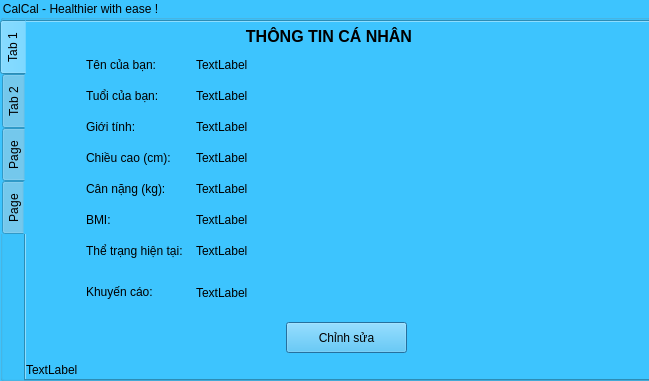
First picture: the form in forms/personalinfo.ui, repository Huy-nguyen-here/CalCal, before the edit.
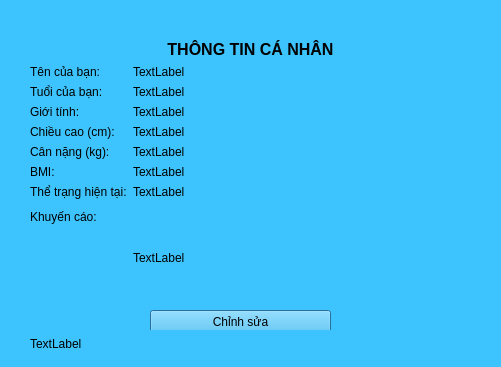
Second picture: the form after the edit.

The edit to the form file:
```diff
--- a/forms/personalinfo.ui
+++ b/forms/personalinfo.ui
@@ -6,161 +6,89 @@
    <rect>
     <x>0</x>
     <y>0</y>
-    <width>649</width>
-    <height>381</height>
+    <width>501</width>
+    <height>367</height>
    </rect>
   </property>
   <property name="windowTitle">
    <string>Dialog</string>
   </property>
-  <widget class="QGroupBox" name="groupBox">
-   <property name="geometry">
-    <rect>
-     <x>0</x>
-     <y>0</y>
-     <width>651</width>
-     <height>381</height>
-    </rect>
-   </property>
    <property name="styleSheet">
     <string notr="true">background-color: rgb(61, 196, 254);
 color: rgb(0, 0, 0);</string>
    </property>
-   <property name="title">
-    <string>CalCal - Healthier with ease !</string>
-   </property>
-   <widget class="QTabWidget" name="tabWidget">
+  <widget class="QWidget" name="formLayoutWidget">
     <property name="geometry">
      <rect>
-      <x>0</x>
-      <y>20</y>
-      <width>651</width>
-      <height>361</height>
-     </rect>
-    </property>
-    <property name="whatsThis">
-     <string>&lt;html&gt;&lt;head/&gt;&lt;body&gt;&lt;p&gt;&lt;br/&gt;&lt;/p&gt;&lt;/body&gt;&lt;/html&gt;</string>
-    </property>
-    <property name="tabPosition">
-     <enum>QTabWidget::West</enum>
-    </property>
-    <property name="currentIndex">
-     <number>0</number>
-    </property>
-    <widget class="QWidget" name="ersonal">
-     <attribute name="title">
-      <string>Tab 1</string>
-     </attribute>
-     <widget class="QPushButton" name="editButton">
-      <property name="geometry">
-       <rect>
-        <x>260</x>
-        <y>300</y>
-        <width>121</width>
-        <height>31</height>
-       </rect>
-      </property>
-      <property name="text">
-       <string>Chỉnh sửa</string>
-      </property>
-     </widget>
+     <x>30</x>
+     <y>40</y>
+     <width>441</width>
+     <height>271</height>
+    </rect>
+   </property>
+   <layout class="QFormLayout" name="formLayout">
+    <item row="0" column="0" colspan="2">
      <widget class="QLabel" name="label">
-      <property name="geometry">
-       <rect>
-        <x>180</x>
-        <y>0</y>
-        <width>246</width>
-        <height>30</height>
-       </rect>
-      </property>
       <property name="text">
        <string>&lt;html&gt;&lt;head/&gt;&lt;body&gt;&lt;p align=&quot;center&quot;&gt;&lt;span style=&quot; font-size:12pt; font-weight:700;&quot;&gt;THÔNG TIN CÁ NHÂN&lt;/span&gt;&lt;/p&gt;&lt;/body&gt;&lt;/html&gt;</string>
       </property>
      </widget>
-     <widget class="QWidget" name="verticalLayoutWidget">
-      <property name="geometry">
-       <rect>
-        <x>60</x>
-        <y>30</y>
-        <width>111</width>
-        <height>211</height>
-       </rect>
-      </property>
-      <layout class="QVBoxLayout" name="verticalLayout">
+    </item>
+    <item row="1" column="0">
+     <layout class="QVBoxLayout" name="verticalLayout_6">
        <item>
-        <widget class="QLabel" name="label_2">
+       <widget class="QLabel" name="label_8">
          <property name="text">
           <string>Tên của bạn:</string>
          </property>
         </widget>
        </item>
        <item>
-        <widget class="QLabel" name="label_3">
+       <widget class="QLabel" name="label_17">
          <property name="text">
           <string>Tuổi của bạn:</string>
          </property>
         </widget>
        </item>
        <item>
-        <widget class="QLabel" name="label_9">
+       <widget class="QLabel" name="label_18">
          <property name="text">
           <string>Giới tính:</string>
          </property>
         </widget>
        </item>
-       <item>
-        <widget class="QLabel" name="label_4">
+      <item alignment="Qt::AlignLeft">
+       <widget class="QLabel" name="label_19">
          <property name="text">
           <string>Chiều cao (cm):</string>
          </property>
         </widget>
        </item>
        <item>
-        <widget class="QLabel" name="label_5">
+       <widget class="QLabel" name="label_20">
          <property name="text">
           <string>Cân nặng (kg):</string>
          </property>
         </widget>
        </item>
        <item>
-        <widget class="QLabel" name="label_6">
+       <widget class="QLabel" name="label_21">
          <property name="text">
           <string>BMI:</string>
          </property>
         </widget>
        </item>
        <item>
-        <widget class="QLabel" name="label_7">
+       <widget class="QLabel" name="label_22">
          <property name="text">
           <string>Thể trạng hiện tại:</string>
          </property>
         </widget>
        </item>
       </layout>
-     </widget>
-     <widget class="QLabel" name="label_8">
-      <property name="geometry">
-       <rect>
-        <x>60</x>
-        <y>260</y>
-        <width>111</width>
-        <height>20</height>
-       </rect>
-      </property>
-      <property name="text">
-       <string>Khuyến cáo:</string>
-      </property>
-     </widget>
-     <widget class="QWidget" name="verticalLayoutWidget_2">
-      <property name="geometry">
-       <rect>
-        <x>170</x>
-        <y>30</y>
-        <width>431</width>
-        <height>211</height>
-       </rect>
-      </property>
-      <layout class="QVBoxLayout" name="verticalLayout_2">
+    </item>
+    <item row="1" column="1">
+     <layout class="QVBoxLayout" name="verticalLayout_7">
        <item>
         <widget class="QLabel" name="nameLabel">
          <property name="text">
@@ -211,15 +139,14 @@
         </widget>
        </item>
       </layout>
-     </widget>
+    </item>
+    <item row="2" column="1">
      <widget class="QLabel" name="recommendationLabel">
-      <property name="geometry">
-       <rect>
-        <x>170</x>
-        <y>245</y>
-        <width>431</width>
-        <height>51</height>
-       </rect>
+      <property name="sizePolicy">
+       <sizepolicy hsizetype="Expanding" vsizetype="Expanding">
+        <horstretch>0</horstretch>
+        <verstretch>1</verstretch>
+       </sizepolicy>
       </property>
       <property name="text">
        <string>TextLabel</string>
@@ -228,36 +155,53 @@
        <bool>true</bool>
       </property>
      </widget>
+    </item>
+    <item row="2" column="0">
+     <widget class="QLabel" name="label_23">
+      <property name="sizePolicy">
+       <sizepolicy hsizetype="Preferred" vsizetype="Preferred">
+        <horstretch>0</horstretch>
+        <verstretch>1</verstretch>
+       </sizepolicy>
+      </property>
+      <property name="text">
+       <string>Khuyến cáo:</string>
+      </property>
+     </widget>
+    </item>
+   </layout>
+  </widget>
+  <widget class="QPushButton" name="editButton">
+   <property name="geometry">
+    <rect>
+     <x>150</x>
+     <y>310</y>
+     <width>181</width>
+     <height>24</height>
+    </rect>
+   </property>
+   <property name="text">
+    <string>Chỉnh sửa</string>
+   </property>
+  </widget>
      <widget class="QLabel" name="dbstatus">
       <property name="geometry">
        <rect>
-        <x>0</x>
-        <y>340</y>
-        <width>321</width>
-        <height>16</height>
-       </rect>
-      </property>
+     <x>30</x>
+     <y>330</y>
+     <width>441</width>
+     <height>28</height>
+    </rect>
+   </property>
+   <property name="sizePolicy">
+    <sizepolicy hsizetype="Expanding" vsizetype="Expanding">
+     <horstretch>0</horstretch>
+     <verstretch>0</verstretch>
+    </sizepolicy>
+   </property>
       <property name="text">
        <string>TextLabel</string>
       </property>
-     </widget>
-    </widget>
-    <widget class="QWidget" name="Food">
-     <attribute name="title">
-      <string>Tab 2</string>
-     </attribute>
-    </widget>
-    <widget class="QWidget" name="Exercises">
-     <attribute name="title">
-      <string>Page</string>
-     </attribute>
-    </widget>
-    <widget class="QWidget" name="Report">
-     <attribute name="title">
-      <string>Page</string>
-     </attribute>
-    </widget>
-   </widget>
   </widget>
  </widget>
  <resources/>
```
Lines whose indentation alone changed are shown as unchanged.
